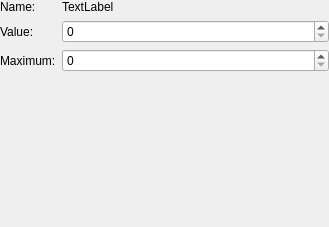
ecmwf/ecflow, file Viewer/src/LimitEditorWidget.ui: the form before one commit.
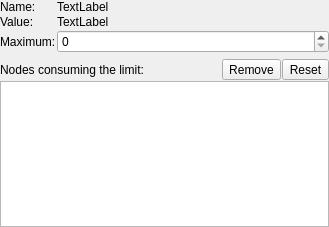
The form after the commit. Icons and pictures are not drawn.

Commit message: ecFlowUI: Allow user to see who has consumed a limit, and allow thier removal ECFLOW-782

Patch:
```diff
--- a/Viewer/src/LimitEditorWidget.ui
+++ b/Viewer/src/LimitEditorWidget.ui
@@ -13,7 +13,10 @@
   <property name="windowTitle">
    <string>Form</string>
   </property>
-  <layout class="QFormLayout" name="formLayout_2">
+  <layout class="QVBoxLayout" name="verticalLayout">
+   <property name="spacing">
+    <number>1</number>
+   </property>
    <property name="leftMargin">
     <number>0</number>
    </property>
@@ -26,6 +29,8 @@
    <property name="bottomMargin">
     <number>0</number>
    </property>
+   <item>
+    <layout class="QFormLayout" name="formLayout">
    <item row="0" column="0">
     <widget class="QLabel" name="label">
      <property name="text">
@@ -54,14 +59,109 @@
      </property>
     </widget>
    </item>
-   <item row="1" column="1">
-    <widget class="QSpinBox" name="valueSpin_"/>
-   </item>
    <item row="2" column="1">
     <widget class="QSpinBox" name="maxSpin_"/>
    </item>
-  </layout>
- </widget>
- <resources/>
+     <item row="1" column="1">
+      <widget class="QLabel" name="valueLabel_">
+       <property name="text">
+        <string>TextLabel</string>
+       </property>
+      </widget>
+     </item>
+    </layout>
+   </item>
+   <item>
+    <spacer name="verticalSpacer">
+     <property name="orientation">
+      <enum>Qt::Vertical</enum>
+     </property>
+     <property name="sizeType">
+      <enum>QSizePolicy::Fixed</enum>
+     </property>
+     <property name="sizeHint" stdset="0">
+      <size>
+       <width>20</width>
+       <height>5</height>
+      </size>
+     </property>
+    </spacer>
+   </item>
+   <item>
+    <layout class="QHBoxLayout" name="horizontalLayout">
+     <item>
+      <widget class="QLabel" name="label_2">
+       <property name="text">
+        <string>Nodes consuming the limit:</string>
+       </property>
+      </widget>
+     </item>
+     <item>
+      <spacer name="horizontalSpacer">
+       <property name="orientation">
+        <enum>Qt::Horizontal</enum>
+       </property>
+       <property name="sizeHint" stdset="0">
+        <size>
+         <width>40</width>
+         <height>20</height>
+        </size>
+       </property>
+      </spacer>
+     </item>
+     <item>
+      <widget class="QToolButton" name="removeTb_">
+       <property name="toolTip">
+        <string>Remove</string>
+       </property>
+       <property name="text">
+        <string>Remove</string>
+       </property>
+       <property name="icon">
+        <iconset resource="viewer.qrc">
+         <normaloff>:/viewer/remove.svg</normaloff>:/viewer/remove.svg</iconset>
+       </property>
+       <property name="toolButtonStyle">
+        <enum>Qt::ToolButtonTextBesideIcon</enum>
+       </property>
+      </widget>
+     </item>
+     <item>
+      <widget class="QToolButton" name="removeAllTb_">
+       <property name="text">
+        <string>Reset</string>
+       </property>
+      </widget>
+     </item>
+    </layout>
+   </item>
+   <item>
+    <widget class="QListView" name="pathView_"/>
+   </item>
+  </layout>
+  <action name="actionRemove_">
+   <property name="icon">
+    <iconset resource="viewer.qrc">
+     <normaloff>:/viewer/remove.svg</normaloff>:/viewer/remove.svg</iconset>
+   </property>
+   <property name="text">
+    <string>Remove</string>
+   </property>
+   <property name="toolTip">
+    <string>Remove selected nodes</string>
+   </property>
+  </action>
+  <action name="actionRemoveAll_">
+   <property name="text">
+    <string>Reset</string>
+   </property>
+   <property name="toolTip">
+    <string>Remove all nodes and resetting the limit value to &lt;b&gt;zero&lt;/b&gt;</string>
+   </property>
+  </action>
+ </widget>
+ <resources>
+  <include location="viewer.qrc"/>
+ </resources>
  <connections/>
 </ui>
```
Lines whose indentation alone changed are shown as unchanged. The commit also changes 7 other files.
